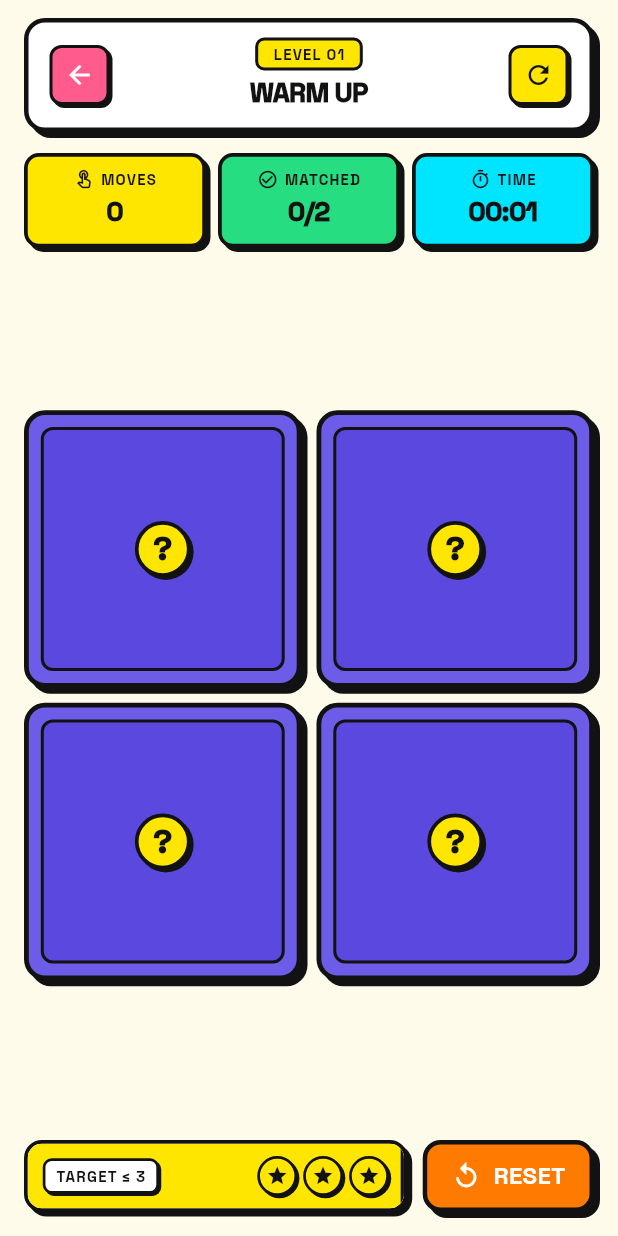
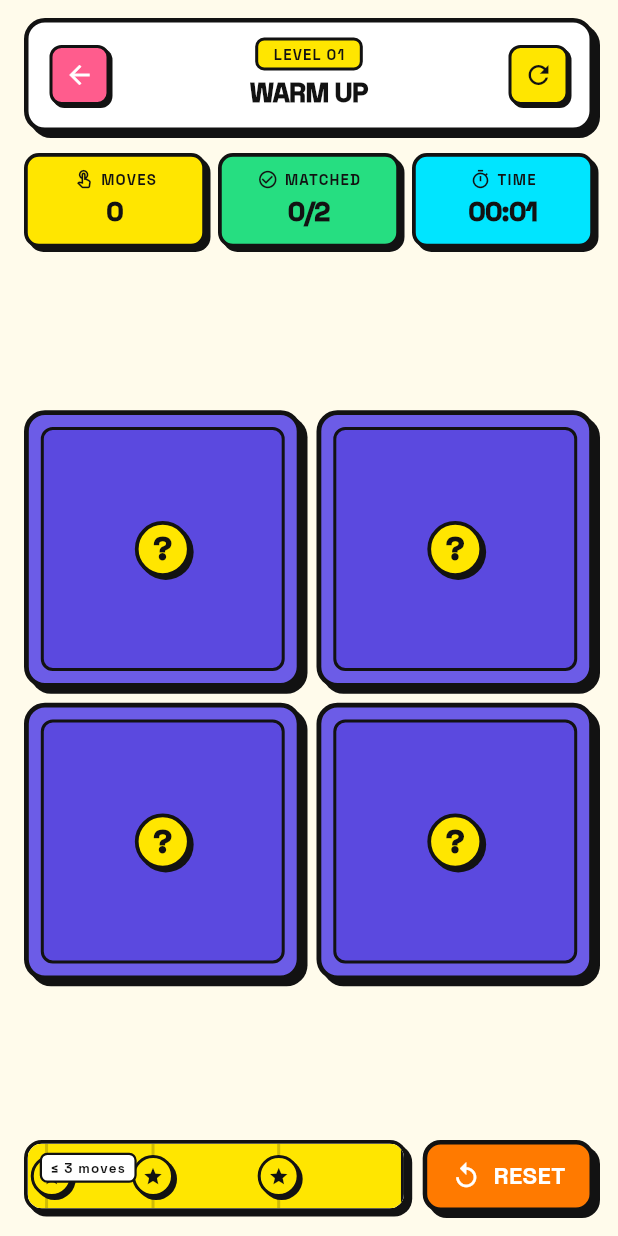
Before and after one commit to SukaMCD/MEMORY-CARD-GAME, a Flutter app: the screen it shows after launch, after a tap on "01", on a phone screen of 412 x 824 dp. Run offline on Flutter 3.47's test engine with Material 3 defaults, Android fonts, the phone set to English and light mode, and no system bars; our stand-ins replace google_fonts.

Commit message:
feat: place stars at their move thresholds on the progress bar; stars dim when bar passes them

```diff
--- a/lib/screens/game_screen.dart
+++ b/lib/screens/game_screen.dart
@@ -354,43 +354,73 @@ class _GameScreenState extends State<GameScreen> {
     );
   }
 
-  double _calculateStarProgress() {
-    final target = _currentLevel.targetMoves;
-    final twoStarLimit = (_currentLevel.targetMoves * 1.5).round();
-    final oneStarLimit = (_currentLevel.targetMoves * 2.2).round();
+  /// Progress bar: penuh di awal (1.0), berkurang setiap move.
+  /// Batas: 3★ = target, 2★ = 1.5×target, 1★ = 2.2×target, 0 = lebih dari itu.
+  double _calculateBarProgress() {
+    final int target = _currentLevel.targetMoves;
+    final int twoStarLimit = (target * 1.5).round();
+    final int hardLimit = (target * 2.5).round().clamp(target + 2, 9999);
 
+    if (_movesCount == 0) return 1.0;
+    if (_movesCount >= hardLimit) return 0.0;
+
+    // Bar dibagi 3 segmen (masing-masing 1/3):
+    // [1.0 → 0.667]  = zona 3 bintang (0..target moves)
+    // [0.667 → 0.333] = zona 2 bintang (target..twoStarLimit moves)
+    // [0.333 → 0.0]  = zona 1 bintang (twoStarLimit..hardLimit moves)
     if (_movesCount <= target) {
-      final double ratio = target == 0 ? 0.0 : (_movesCount / target);
-      return (1.0 - (ratio * 0.33)).clamp(0.67, 1.0);
+      final double t = target == 0 ? 1.0 : _movesCount / target;
+      return 1.0 - (t * 0.333);
     } else if (_movesCount <= twoStarLimit) {
-      final double diff = (twoStarLimit - target).toDouble();
-      final double progressInTier = diff <= 0 ? 1.0 : (_movesCount - target) / diff;
-      return (0.67 - (progressInTier * 0.33)).clamp(0.34, 0.67);
+      final double range = (twoStarLimit - target).toDouble();
+      final double t = range <= 0 ? 1.0 : (_movesCount - target) / range;
+      return 0.667 - (t * 0.333);
     } else {
-      final double diff = (oneStarLimit - twoStarLimit).toDouble();
-      final double progressInTier = diff <= 0 ? 1.0 : (_movesCount - twoStarLimit) / diff;
-      return (0.34 - (progressInTier * 0.26)).clamp(0.08, 0.34);
+      final double range = (hardLimit - twoStarLimit).toDouble();
+      final double t = range <= 0 ? 1.0 : (_movesCount - twoStarLimit) / range;
+      return (0.334 - (t * 0.334)).clamp(0.0, 0.334);
     }
   }
 
   Widget _buildBottomControls() {
-    final currentStars = _calculateStars();
-    final progress = _calculateStarProgress();
+    // Posisi bintang di progress bar (dari kiri, sebagai widthFactor):
+    // bintang 3 → threshold 3★ = 0.667 dari kiri
+    // bintang 2 → threshold 2★ = 0.333 dari kiri
+    // bintang 1 → threshold 1★ = 0.05 dari kiri (ujung kiri)
+    const double star3Pos = 0.667;
+    const double star2Pos = 0.333;
+    const double star1Pos = 0.05;
+
+    final double barProgress = _calculateBarProgress();
+
+    // Bintang menyala jika bar progress masih melewati posisi bintang itu
+    final bool star3Lit = barProgress >= star3Pos;
+    final bool star2Lit = barProgress >= star2Pos;
+    final bool star1Lit = barProgress >= star1Pos;
 
     Color barColor;
-    if (currentStars == 3) {
+    if (star3Lit) {
       barColor = NeoColors.primaryYellow;
-    } else if (currentStars == 2) {
+    } else if (star2Lit) {
       barColor = NeoColors.primaryOrange;
+    } else if (star1Lit) {
+      barColor = NeoColors.primaryPink;
     } else {
-      barColor = NeoColors.primaryPink;
+      barColor = Colors.grey.shade400;
     }
+
+    // Definisi tiap bintang: [posisiBar, apakahMenyala]
+    final List<(double, bool)> starDefs = [
+      (star1Pos, star1Lit),
+      (star2Pos, star2Lit),
+      (star3Pos, star3Lit),
+    ];
 
     return Container(
       padding: const EdgeInsets.fromLTRB(16, 4, 16, 16),
       child: Row(
         children: [
-          // Stacked Star Progress Bar Container
+          // Progress Bar dengan bintang di posisinya masing-masing
           Expanded(
             child: Container(
               height: 48,
@@ -400,78 +430,70 @@ class _GameScreenState extends State<GameScreen> {
                 borderWidth: 2.5,
                 shadowOffset: const Offset(3, 3),
               ),
-              child: ClipRRect(
+              child: LayoutBuilder(
+                builder: (context, constraints) {
+                  final double totalWidth = constraints.maxWidth;
+
+                  return ClipRRect(
                     borderRadius: BorderRadius.circular(9.5),
                     child: Stack(
-                  alignment: Alignment.centerLeft,
+                      fit: StackFit.expand,
                       children: [
-                    // Background track
-                    Container(
-                      color: const Color(0xFFF1F2F6),
-                    ),
+                        // Track background
+                        Container(color: const Color(0xFFF0F0F0)),
 
-                    // Animated Progress Fill (berkurang tiap kali moves bertambah)
+                        // Animated fill bar
                         AnimatedFractionallySizedBox(
                           duration: const Duration(milliseconds: 350),
                           curve: Curves.easeOutCubic,
                           alignment: Alignment.centerLeft,
-                      widthFactor: progress,
+                          widthFactor: barProgress,
                           child: Container(
                             decoration: BoxDecoration(
                               color: barColor,
                               border: const Border(
-                            right: BorderSide(color: NeoColors.dark, width: 2.2),
+                                right: BorderSide(color: NeoColors.dark, width: 2.0),
                               ),
                             ),
                           ),
                         ),
 
-                    // Foreground Elements Bertumpuk: Target info & 3 Bintang
-                    Padding(
-                      padding: const EdgeInsets.symmetric(horizontal: 10),
-                      child: Row(
-                        mainAxisAlignment: MainAxisAlignment.spaceBetween,
-                        children: [
-                          // Target Moves Pill
-                          Container(
-                            padding: const EdgeInsets.symmetric(horizontal: 7, vertical: 3),
-                            decoration: BoxDecoration(
-                              color: Colors.white,
-                              borderRadius: BorderRadius.circular(6),
-                              border: Border.all(color: NeoColors.dark, width: 1.8),
-                              boxShadow: const [
-                                BoxShadow(
-                                  color: NeoColors.dark,
-                                  offset: Offset(1.5, 1.5),
-                                  blurRadius: 0,
-                                ),
-                              ],
-                            ),
-                            child: Text(
-                              'TARGET ≤ ${_currentLevel.targetMoves}',
-                              style: NeoTypography.label(fontSize: 10),
+                        // Garis pembatas vertikal di posisi setiap bintang
+                        for (final (pos, _) in starDefs)
+                          Positioned(
+                            left: totalWidth * pos - 1,
+                            top: 0,
+                            bottom: 0,
+                            child: Container(
+                              width: 2,
+                              color: NeoColors.dark.withValues(alpha: 0.2),
                             ),
                           ),
 
-                          // 3 Stars bertumpuk di atas progress bar
-                          Row(
-                            mainAxisSize: MainAxisSize.min,
-                            children: List.generate(3, (index) {
-                              final bool isLit = index < currentStars;
-                              return Padding(
-                                padding: const EdgeInsets.only(left: 4.0),
+                        // Bintang di posisi threshold masing-masing
+                        for (final (pos, isLit) in starDefs)
+                          Positioned(
+                            left: (totalWidth * pos - 14).clamp(2, totalWidth - 30),
+                            top: 0,
+                            bottom: 0,
+                            child: Center(
                               child: AnimatedContainer(
-                                  duration: const Duration(milliseconds: 300),
-                                  padding: const EdgeInsets.all(4),
+                                duration: const Duration(milliseconds: 280),
+                                curve: Curves.easeOut,
+                                width: 28,
+                                height: 28,
                                 decoration: BoxDecoration(
                                   color: isLit ? NeoColors.primaryYellow : Colors.grey.shade300,
                                   shape: BoxShape.circle,
-                                    border: Border.all(color: NeoColors.dark, width: 1.8),
+                                  border: Border.all(
+                                    color: NeoColors.dark,
+                                    width: 2.0,
+                                  ),
                                   boxShadow: isLit
                                       ? const [
                                           BoxShadow(
                                             color: NeoColors.dark,
-                                              offset: Offset(1.5, 1.5),
+                                            offset: Offset(2, 2),
                                             blurRadius: 0,
                                           ),
                                         ]
@@ -479,18 +501,34 @@ class _GameScreenState extends State<GameScreen> {
                                 ),
                                 child: Icon(
                                   Icons.star,
-                                    size: 15,
-                                    color: isLit ? NeoColors.dark : Colors.grey.shade600,
+                                  size: 14,
+                                  color: isLit ? NeoColors.dark : Colors.grey.shade500,
                                 ),
                               ),
-                              );
-                            }),
                             ),
-                        ],
+                          ),
+
+                        // Label "TARGET ≤ X" di ujung kiri atas bar
+                        Positioned(
+                          left: 8,
+                          top: 6,
+                          child: Container(
+                            padding: const EdgeInsets.symmetric(horizontal: 6, vertical: 2),
+                            decoration: BoxDecoration(
+                              color: Colors.white,
+                              borderRadius: BorderRadius.circular(5),
+                              border: Border.all(color: NeoColors.dark, width: 1.5),
+                            ),
+                            child: Text(
+                              '≤ ${_currentLevel.targetMoves} moves',
+                              style: NeoTypography.label(fontSize: 9),
+                            ),
                           ),
                         ),
                       ],
                     ),
+                  );
+                },
               ),
             ),
           ),
```
Lines whose indentation alone changed are shown as unchanged.
